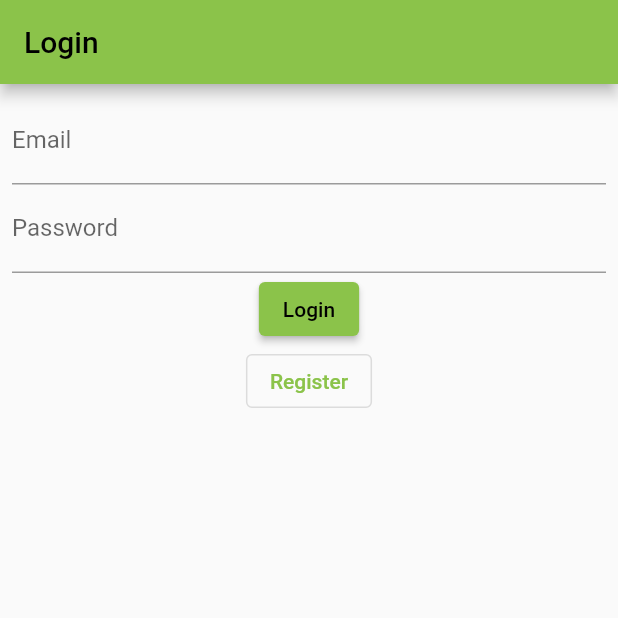
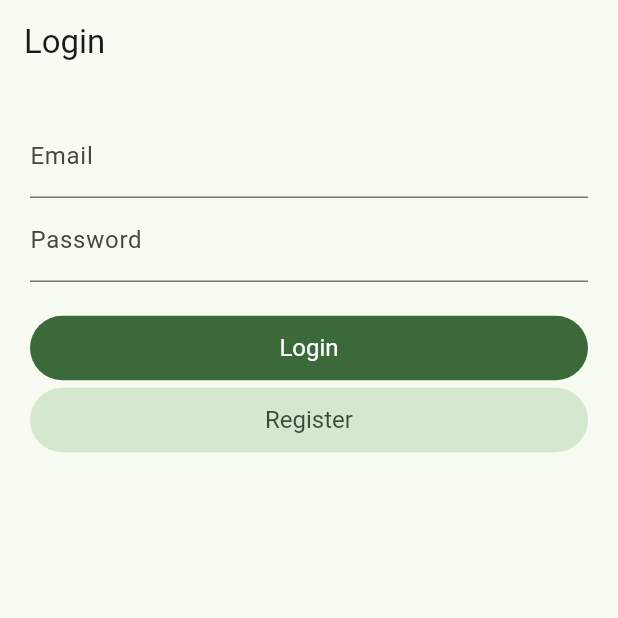
Before and after one commit to SKKU-x-HCMUT/recycle-helper, a Flutter app: the screen it shows after launch, on a phone screen of 412 x 824 dp, the top half of it. Run offline on Flutter 3.47's test engine with Material 2 defaults, Android fonts, the phone set to English and light mode, and no system bars; our stand-ins replace camera, permission_handler.

Commit message:
[FIX]applied material 3 theme, adjusted button size, etc.

```diff
--- a/recycle_helper/lib/main.dart
+++ b/recycle_helper/lib/main.dart
@@ -12,7 +12,18 @@ class MyApp extends StatelessWidget {
   @override
   Widget build(BuildContext context) {
     return MaterialApp(
-      theme: ThemeData(primarySwatch: Colors.lightGreen),
+      debugShowCheckedModeBanner: false,
+      theme: ThemeData(
+        // primarySwatch: Colors.lightGreen,
+        filledButtonTheme: FilledButtonThemeData(
+          style: FilledButton.styleFrom(
+            padding: const EdgeInsets.all(12.0),
+            textStyle: const TextStyle(fontSize: 16),
+          ),
+        ),
+        useMaterial3: true,
+        colorSchemeSeed: Colors.green,
+      ),
       title: "Recycle Helper",
       home: const LoginPage(),
     );
--- a/recycle_helper/lib/views/login_view.dart
+++ b/recycle_helper/lib/views/login_view.dart
@@ -66,7 +66,7 @@ class _LoginPageState extends State<LoginPage> {
     return Scaffold(
       appBar: AppBar(title: const Text('Login')),
       body: Padding(
-        padding: const EdgeInsets.all(8.0),
+        padding: const EdgeInsets.all(20.0),
         child: Form(
           key: _formKey,
           child: Column(
@@ -94,8 +94,12 @@ class _LoginPageState extends State<LoginPage> {
                 decoration: const InputDecoration(labelText: 'Password'),
                 obscureText: true,
               ),
-              //submit button
-              ElevatedButton(
+
+              const SizedBox(height: 20.0),
+
+              SizedBox(
+                width: double.infinity,
+                child: FilledButton(
                   onPressed: () {
                     ScaffoldMessenger.of(context).showSnackBar(
                       const SnackBar(content: Text("Logging in...")),
@@ -104,7 +108,10 @@ class _LoginPageState extends State<LoginPage> {
                   },
                   child: const Text('Login'),
                 ),
-              OutlinedButton(
+              ),
+              SizedBox(
+                width: double.infinity,
+                child: FilledButton.tonal(
                   onPressed: () {
                     Navigator.push(
                       context,
@@ -114,6 +121,7 @@ class _LoginPageState extends State<LoginPage> {
                   },
                   child: const Text('Register'),
                 ),
+              ),
             ],
           ),
         ),
```
Also changed, not shown: recycle_helper/lib/views/capture_view.dart (+24 -18 lines), recycle_helper/lib/views/main_view.dart (+15 -15 lines), recycle_helper/lib/views/point_shop_view.dart (+7 -4 lines), recycle_helper/lib/views/register_view.dart (+10 -5 lines), recycle_helper/lib/views/user_view.dart (+10 -6 lines). Lines whose indentation alone changed are shown as unchanged.
